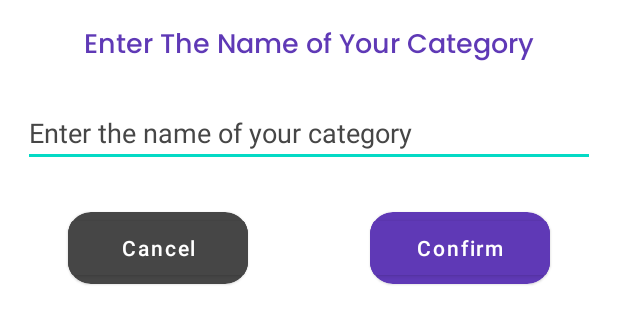
After one commit to AbdelmoumenDeghbouche/TaskslyApp, an Android app: the layout add_category_daialogue.xml on its own in the app's theme, with its tools: preview values and no code run, on a phone screen of 412 x 824 dp. The commit adds this screen. Shown: the top 324 px of the screen. Run offline under Robolectric (Android 15) with nearby library versions, the phone set to English and light mode, and no system bars.

Commit message:
i created the add category dialogue (bad design just for funcionalities) now i will try to get the data from edit text then add a new category with the entred category name

```diff
--- a/app/src/main/java/com/example/tasksly/Add_task_Fragment.java
+++ b/app/src/main/java/com/example/tasksly/Add_task_Fragment.java
@@ -74,7 +74,6 @@ public class Add_task_Fragment extends Fragment {
         timepicker();
         //when done is pressed
         donepressed();
-
         return  view ;
     }
 
--- a/app/src/main/java/com/example/tasksly/Categoty_list_adapter.java
+++ b/app/src/main/java/com/example/tasksly/Categoty_list_adapter.java
@@ -1,11 +1,13 @@
 package com.example.tasksly;
 
 import android.annotation.SuppressLint;
+import android.app.Dialog;
 import android.content.Context;
 import android.graphics.Color;
 import android.view.LayoutInflater;
 import android.view.View;
 import android.view.ViewGroup;
+import android.widget.Button;
 import android.widget.ImageView;
 import android.widget.RelativeLayout;
 import android.widget.TextView;
@@ -61,11 +63,19 @@ public class Categoty_list_adapter extends RecyclerView.Adapter {
         if (categories.get(position).getCategory_name().toLowerCase().contains("category")) {
             ViewHolderTwo viewHolderTwo = (ViewHolderTwo) holder;
             viewHolderTwo.txt_has_no_utility.setText("");
+            viewHolderTwo.btn_confirm_adding_category.setOnClickListener(new View.OnClickListener() {
+                @Override
+                public void onClick(View v) {
+                    Toast.makeText(context, "Category added", Toast.LENGTH_SHORT).show();
+                    viewHolderTwo.add_category_dialogue.dismiss();
+                    notifyDataSetChanged();
+                }
+            });
             viewHolderTwo.parent_cardview_layout_of_add_category.setOnClickListener(new View.OnClickListener() {
                 @Override
                 public void onClick(View view) {
                     //TODO : WORK ON THE FUNCTIONALITY OF THIS VIEW
-                    Toast.makeText(context, "Category added", Toast.LENGTH_SHORT).show();
+                    viewHolderTwo.add_category_dialogue.show();
                 }
             });
         } else {
@@ -113,13 +123,22 @@ public class Categoty_list_adapter extends RecyclerView.Adapter {
         private final RelativeLayout parent_relative_layout_of_add_category;
         private final TextView txt_has_no_utility;
         private final ImageView add_category_image_view;
-
+        private Dialog add_category_dialogue;
+        private Button btn_confirm_adding_category,btn_cancel_adding_category;
         public ViewHolderTwo(@NonNull View itemView) {
             super(itemView);
             parent_cardview_layout_of_add_category = itemView.findViewById(R.id.parent_cardview_layout_of_add_category);
             parent_relative_layout_of_add_category = itemView.findViewById(R.id.parent_relative_layout_of_add_category);
             txt_has_no_utility = itemView.findViewById(R.id.txt_has_no_utility);
             add_category_image_view = itemView.findViewById(R.id.add_category_image_view);
+            add_category_dialogue = new Dialog(itemView.getContext());
+            add_category_dialogue.setContentView(R.layout.add_category_daialogue);
+            add_category_dialogue.getWindow().setBackgroundDrawable(itemView.getContext().getDrawable(R.drawable.background_of_dialogue_add_category));
+            add_category_dialogue.getWindow().setLayout(ViewGroup.LayoutParams.MATCH_PARENT,ViewGroup.LayoutParams.WRAP_CONTENT);
+            add_category_dialogue.setCancelable(true);
+            add_category_dialogue.getWindow().getAttributes().windowAnimations = R.style.animation_of_add_category;
+            btn_confirm_adding_category = add_category_dialogue.findViewById(R.id.btn_confirm_adding_category);
+            btn_cancel_adding_category= add_category_dialogue.findViewById(R.id.btn_cancel_adding_category);
         }
     }
 
--- a/app/src/main/java/com/example/tasksly/Home_Fragment.java
+++ b/app/src/main/java/com/example/tasksly/Home_Fragment.java
@@ -1,6 +1,8 @@
 package com.example.tasksly;
 
+import android.app.Dialog;
 import android.content.Intent;
+import android.graphics.drawable.Drawable;
 import android.os.Bundle;
 
 import androidx.fragment.app.Fragment;
@@ -24,7 +26,7 @@ public class Home_Fragment extends Fragment {
     private ImageView img_user_profile;
     private TextView txt_name_of_client;
     private MaterialCardView card_view_holding_user_image_profile;
-
+    private Dialog add_category_dialogue;
     @Override
     public View onCreateView(LayoutInflater inflater, ViewGroup container,
                              Bundle savedInstanceState) {
@@ -68,4 +70,5 @@ public class Home_Fragment extends Fragment {
         card_view_holding_user_image_profile =view.findViewById(R.id.card_view_holding_user_image_profile);
         txt_name_of_client = view.findViewById(R.id.txt_name_of_client);
     }
+
 }
--- /dev/null
+++ b/app/src/main/res/drawable/background_of_dialogue_add_category.xml
@@ -0,0 +1,6 @@
+<?xml version="1.0" encoding="utf-8"?>
+<shape android:shape="rectangle" xmlns:android="http://schemas.android.com/apk/res/android">
+ <corners android:radius="15dp"/>
+ <solid android:color="@color/white"/>
+
+</shape>
--- /dev/null
+++ b/app/src/main/res/drawable/background_style_button_2.xml
@@ -0,0 +1,7 @@
+<?xml version="1.0" encoding="utf-8"?>
+<shape xmlns:android="http://schemas.android.com/apk/res/android">
+    <solid android:color="@color/button_cancel" />
+    <stroke android:color="@color/button_cancel"/>
+
+    <corners android:radius="15dp" />
+</shape>
--- /dev/null
+++ b/app/src/main/res/drawable/background_style_of_button.xml
@@ -0,0 +1,5 @@
+<?xml version="1.0" encoding="utf-8"?>
+<shape xmlns:android="http://schemas.android.com/apk/res/android">
+    <corners android:radius="15dp" />
+    <solid android:color="@color/Viollet" />
+</shape>
--- a/app/src/main/res/drawable/cardview_style2.xml
+++ b/app/src/main/res/drawable/cardview_style2.xml
@@ -2,6 +2,10 @@
 
 <shape xmlns:android="http://schemas.android.com/apk/res/android">
     <solid android:color="@color/Viollet" />
-    <stroke android:width="5dp" android:color="@color/Viollet" />
-    <corners android:radius="15dp" android:color="@color/Viollet" />
+    <stroke
+        android:width="5dp"
+        android:color="@color/Viollet" />
+    <corners
+        android:color="@color/Viollet"
+        android:radius="15dp" />
 </shape>
--- /dev/null
+++ b/app/src/main/res/layout/add_category_daialogue.xml
@@ -0,0 +1,88 @@
+<?xml version="1.0" encoding="utf-8"?>
+<RelativeLayout xmlns:android="http://schemas.android.com/apk/res/android"
+    android:layout_width="match_parent"
+    android:layout_height="wrap_content"
+    xmlns:app="http://schemas.android.com/apk/res-auto"
+    android:background="@color/white">
+
+    <TextView
+        android:id="@+id/txt_enter_name_of_the_category"
+        android:layout_width="wrap_content"
+        android:layout_height="wrap_content"
+        android:layout_centerHorizontal="true"
+        android:layout_marginTop="15dp"
+        android:fontFamily="@font/poppins_medium"
+        android:text="Enter The Name of Your Category"
+        android:textColor="@color/Viollet"
+        android:textSize="18dp" />
+
+    <EditText
+        android:id="@+id/edit_text_enter_the_name_of_the_category"
+        android:layout_width="match_parent"
+        android:layout_height="wrap_content"
+        android:layout_below="@+id/txt_enter_name_of_the_category"
+        android:layout_marginLeft="15dp"
+        android:layout_marginTop="20dp"
+        android:layout_marginRight="15dp"
+        android:hint="Enter the name of your category"
+        android:textColorHint="@color/button_cancel" />
+
+    <com.google.android.material.card.MaterialCardView
+        android:layout_width="wrap_content"
+        android:layout_height="wrap_content"
+        android:layout_below="@+id/edit_text_enter_the_name_of_the_category"
+        android:layout_alignParentRight="true"
+        android:layout_marginTop="30dp"
+        android:layout_marginRight="45dp"
+        app:cardCornerRadius="15dp"
+        android:background="@drawable/background_style_of_button"
+        >
+        <RelativeLayout
+            android:layout_width="match_parent"
+            android:layout_height="match_parent"
+            android:background="@drawable/background_style_of_button"
+            >
+
+            <Button
+                android:id="@+id/btn_confirm_adding_category"
+                android:layout_width="120dp"
+                android:layout_height="wrap_content"
+                android:backgroundTint="@color/Viollet"
+                android:text="Confirm"
+                android:textAllCaps="false"
+                android:textColor="@color/white" />
+        </RelativeLayout>
+
+    </com.google.android.material.card.MaterialCardView>
+    <com.google.android.material.card.MaterialCardView
+        android:layout_width="wrap_content"
+        android:layout_height="wrap_content"
+        android:layout_below="@+id/edit_text_enter_the_name_of_the_category"
+        android:layout_alignParentLeft="true"
+        android:layout_marginTop="30dp"
+        android:layout_marginLeft="45dp"
+        app:cardCornerRadius="15dp"
+        android:layout_marginBottom="20dp"
+        android:background="@drawable/background_style_button_2"
+        >
+        <RelativeLayout
+            android:layout_width="match_parent"
+            android:layout_height="match_parent"
+            android:background="@drawable/background_style_button_2"
+            >
+
+            <Button
+                android:id="@+id/btn_cancel_adding_category"
+                android:layout_width="120dp"
+                android:layout_height="wrap_content"
+                android:backgroundTint="@color/button_cancel"
+                android:text="Cancel"
+                android:textAllCaps="false"
+                android:textColor="@color/white" />
+        </RelativeLayout>
+
+    </com.google.android.material.card.MaterialCardView>
+
+
+
+</RelativeLayout>
--- a/app/src/main/res/values/colors.xml
+++ b/app/src/main/res/values/colors.xml
@@ -21,6 +21,7 @@
     <color name="edit_text_grey">#F2F2F2</color>
     <color name="sub_title_grey">#756F84</color>
     <color name="mainblue">#E5ECFF</color>
+    <color name="button_cancel">#464646</color>
     <color name="darkblue">#3561FF</color>
     <color name="mainpink">#FF92A0</color>
 </resources>
--- a/app/src/main/res/values/themes.xml
+++ b/app/src/main/res/values/themes.xml
@@ -19,4 +19,8 @@
         <item name="android:fontFamily">@font/poppins_medium</item>
         <item name="android:textSize">13sp</item>
     </style>
+    <style name="animation_of_add_category">
+        <item name="android:windowEnterAnimation">@android:anim/fade_in</item>
+        <item name="android:windowExitAnimation">@android:anim/fade_out</item>
+    </style>
 </resources>
```
Also changed, not shown: app/src/main/java/com/example/tasksly/Utils.java (+7 -0 lines).
